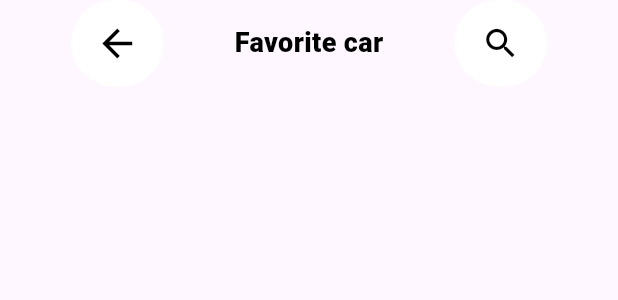
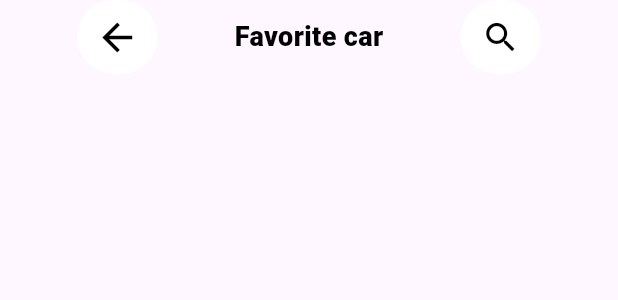
Before and after one commit to Divyanshu050303/carselling, a Flutter app: the AppBarFav widget shown alone on an empty page, opened directly, on a phone screen of 412 x 824 dp. Shown: the top 300 px of the screen. Run offline on Flutter 3.47's test engine with Material 3 defaults, Android fonts, the phone set to English and light mode, and no system bars; our stand-ins replace carousel_slider; missing offline and left inert: dart:ffi.

Commit message:
favorite  app bar widget

```diff
--- a/lib/feature/favorite/widgets/appBar.dart
+++ b/lib/feature/favorite/widgets/appBar.dart
@@ -10,8 +10,8 @@
       mainAxisAlignment: MainAxisAlignment.spaceEvenly,
       children: [
         Container(
-          width: mediaQueryData.size.width * 0.15,
-          height: mediaQueryData.size.height * 0.07,
+          width: mediaQueryData.size.width * 0.13,
+          height: mediaQueryData.size.height * 0.06,
           decoration: BoxDecoration(
             color: Colors.white,
             borderRadius: BorderRadius.circular(100),
@@ -30,8 +30,8 @@
               decoration: TextDecoration.none),
         ),
         Container(
-          width: mediaQueryData.size.width * 0.15,
-          height: mediaQueryData.size.height * 0.07,
+          width: mediaQueryData.size.width * 0.13,
+          height: mediaQueryData.size.height * 0.06,
           decoration: BoxDecoration(
             color: Colors.white,
             borderRadius: BorderRadius.circular(100),
```
